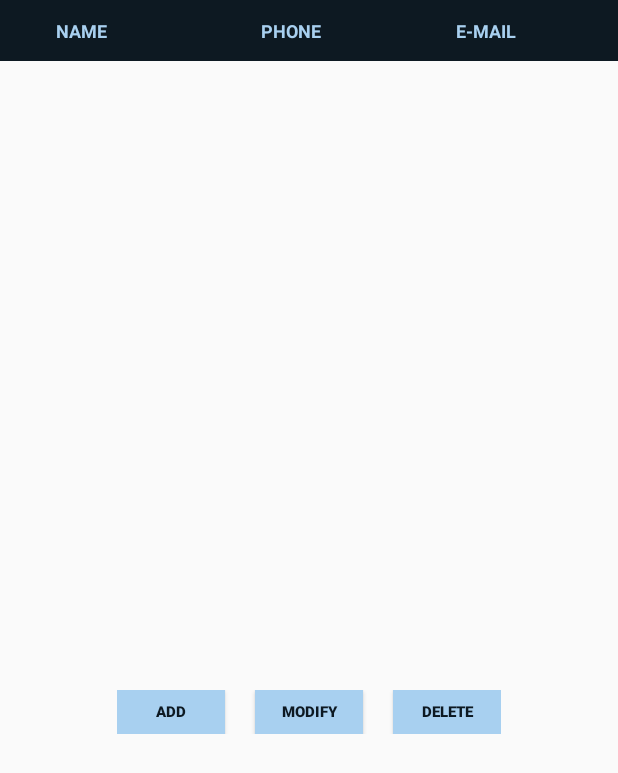
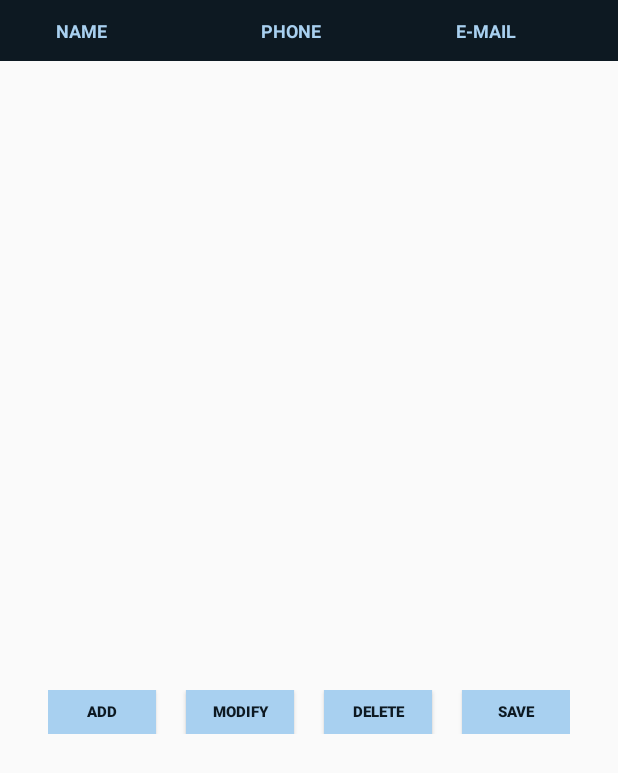
Before and after one commit to Torjer/Project3, an Android app: the ContactView screen opened directly, with no data from a screen before it, on a phone screen of 412 x 824 dp. Shown: the top 773 px of the screen. Run offline under Robolectric (Android 15) with nearby library versions, the phone set to English and light mode, and no system bars.

Commit message:
Agregué botón save

```diff
--- a/app/src/main/java/com/example/project3/ContactView.kt
+++ b/app/src/main/java/com/example/project3/ContactView.kt
@@ -1,9 +1,11 @@
 package com.example.project3
 
+import android.app.Activity
 import android.content.Context
 import android.content.Intent
 import androidx.appcompat.app.AppCompatActivity
 import android.os.Bundle
+import android.widget.Button
 import androidx.recyclerview.widget.LinearLayoutManager
 import androidx.recyclerview.widget.RecyclerView
 
--- a/app/src/main/res/layout/activity_contact_view.xml
+++ b/app/src/main/res/layout/activity_contact_view.xml
@@ -52,13 +52,14 @@
             android:id="@+id/info_rv"
             android:layout_width="match_parent"
             android:layout_height="416dp" />
+
         <LinearLayout
             android:layout_width="wrap_content"
             android:layout_height="wrap_content"
             android:layout_gravity="center"
-        android:orientation="horizontal"
             android:layout_marginTop="3dp"
-        android:layout_marginBottom="10dp">
+            android:layout_marginBottom="10dp"
+            android:orientation="horizontal">
 
             <Button
                 android:id="@+id/add_button"
@@ -77,7 +78,6 @@
                 android:layout_height="29dp"
                 android:layout_marginRight="20dp"
                 android:background="@color/colorAccent"
-
                 android:text="@string/modify_txt"
                 android:textColor="@color/colorDark"
                 android:textSize="10dp"
@@ -87,12 +87,22 @@
                 android:id="@+id/delete_button"
                 android:layout_width="72dp"
                 android:layout_height="29dp"
+                android:layout_marginRight="20dp"
                 android:background="@color/colorAccent"
                 android:text="@string/delete_txt"
                 android:textColor="@color/colorDark"
                 android:textSize="10dp"
                 android:textStyle="bold" />
 
+            <Button
+                android:id="@+id/save_button"
+                android:layout_width="72dp"
+                android:layout_height="29dp"
+                android:background="@color/colorAccent"
+                android:text="@string/save_txt"
+                android:textColor="@color/colorDark"
+                android:textSize="10dp"
+                android:textStyle="bold" />
         </LinearLayout>
     </LinearLayout>
 
--- a/app/src/main/res/values/strings.xml
+++ b/app/src/main/res/values/strings.xml
@@ -4,6 +4,7 @@
     <string name="add_txt">ADD</string>
     <string name="modify_txt">MODIFY</string>
     <string name="delete_txt">DELETE</string>
+    <string name="save_txt">SAVE</string>
     <string name="name_txt">NAME</string>
     <string name="email_txt">E-MAIL</string>
     <string name="phone_txt">PHONE</string>
```
Lines whose indentation alone changed are shown as unchanged.
